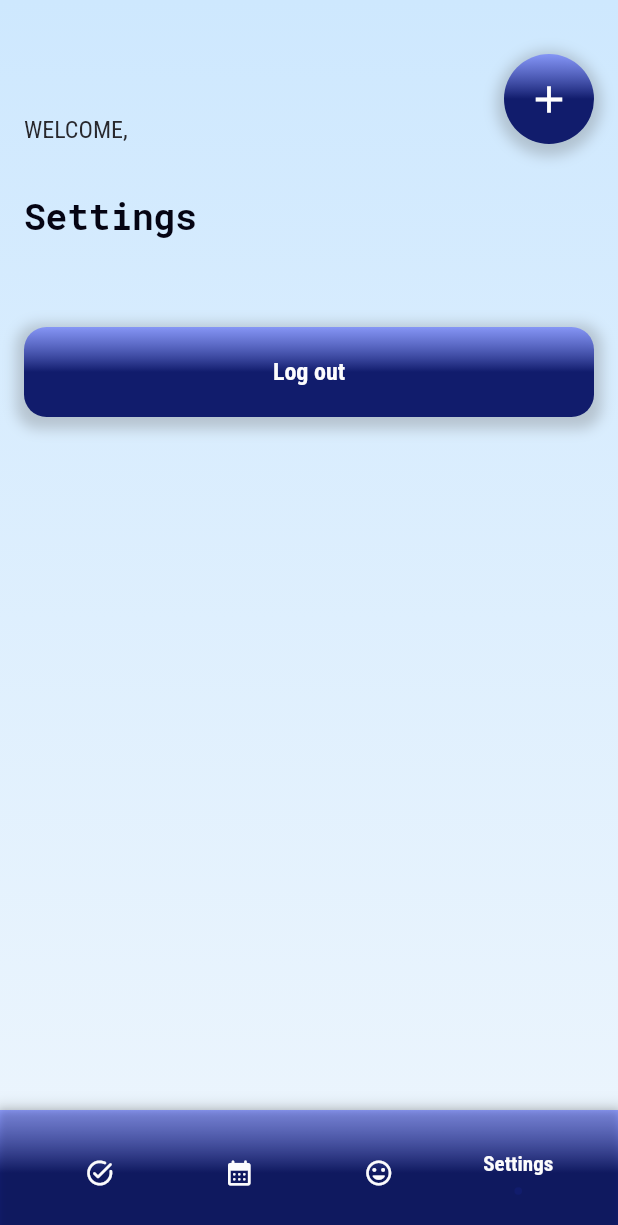
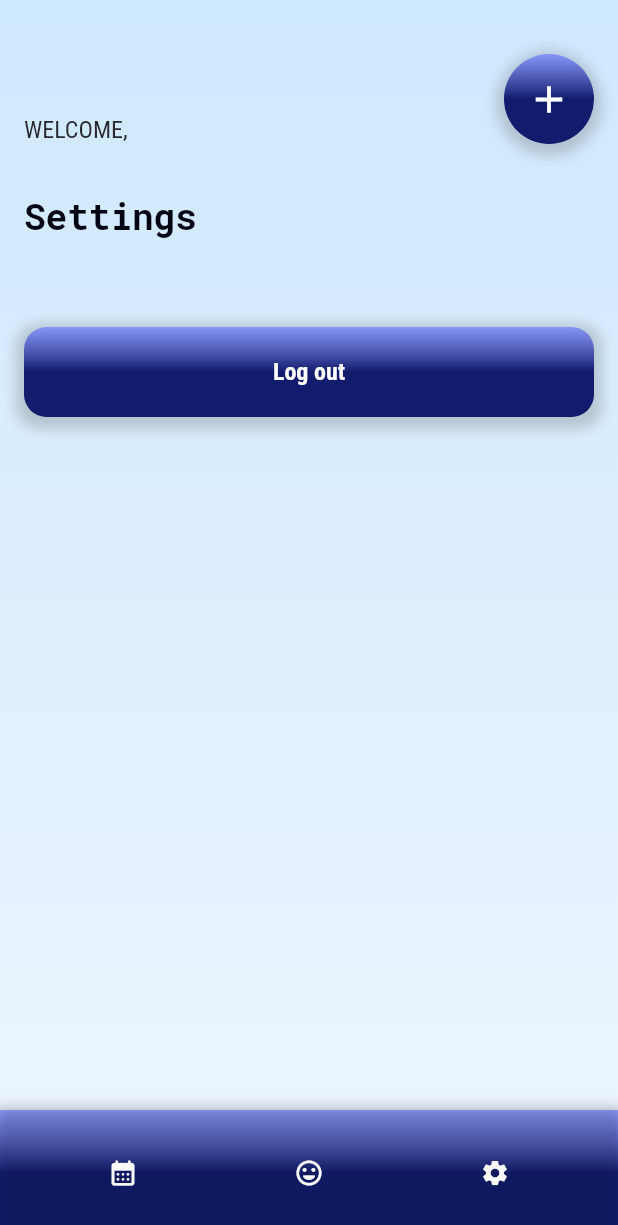
Before and after one commit to sandrakrupa/planner, a Flutter app: the screen it shows once a user with an empty profile is signed in, on a phone screen of 412 x 824 dp. Shown: the top 1225 px of the screen. Run offline on Flutter 3.47's test engine with Material 2 defaults, Android fonts, the phone set to English and light mode, and no system bars; drawn by our look-alikes of flashy_tab_bar2; our stand-ins replace firebase_auth, firebase_core, google_fonts, image_picker, table_calendar, timeline_tile; accounts and stored records are empty; generated files the repository leaves out were written again.

```diff
--- a/lib/screens/home/home page/settings_page.dart
+++ b/lib/screens/home/home page/settings_page.dart
@@ -6,7 +6,6 @@ import 'package:planner/core/fonts_palette.dart';
 import 'package:planner/core/gradient_palette.dart';
 import 'package:planner/screens/home/home%20page/calendar%20content/calendar_page_content.dart';
 import 'package:planner/screens/home/home%20page/gratitude%20content/gratitude_page_content.dart';
-import 'package:planner/screens/home/home%20page/home%20content/home_page_content.dart';
 import 'package:planner/widget/background_gradient.dart';
 import 'package:image_picker/image_picker.dart';
 import 'package:planner/widget/main_text_widget.dart';
@@ -51,7 +50,6 @@ class _SettingsPageState extends State<SettingsPage> {
     super.initState();
   }
 
-
   @override
   Widget build(BuildContext context) {
     return SafeArea(
@@ -63,12 +61,9 @@ class _SettingsPageState extends State<SettingsPage> {
             body: Builder(
               builder: (context) {
                 if (_selectedIndex == 0) {
-                  return HomePageContent(imageNotifier: imageNotifier);
+                  return CalendarPageContent(imageNotifier: imageNotifier);
                 }
                 if (_selectedIndex == 1) {
-                  return CalendarPageContent(imageNotifier: imageNotifier);
-                }
-                if (_selectedIndex == 2) {
                   return GratitudePageContent(imageNotifier: imageNotifier);
                 }
                 return ListView(
@@ -234,14 +229,6 @@ class _SettingsPageState extends State<SettingsPage> {
                 items: [
                   FlashyTabBarItem(
                     icon: const Icon(
-                      Icons.task_alt_rounded,
-                      color: Color.fromARGB(255, 252, 252, 253),
-                    ),
-                    title: Text('Tasks', style: textSMboldwhite),
-                    activeColor: const Color.fromARGB(255, 17, 28, 108),
-                  ),
-                  FlashyTabBarItem(
-                    icon: const Icon(
                       Icons.calendar_month_rounded,
                       color: Color.fromARGB(255, 252, 252, 253),
                     ),
```
